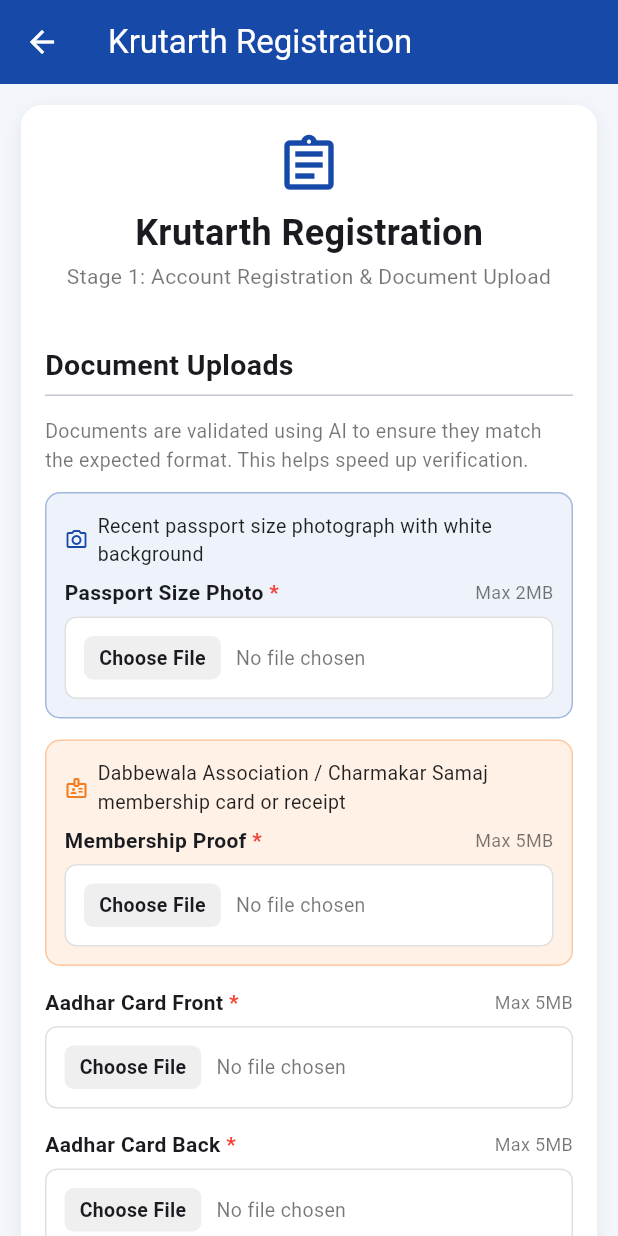
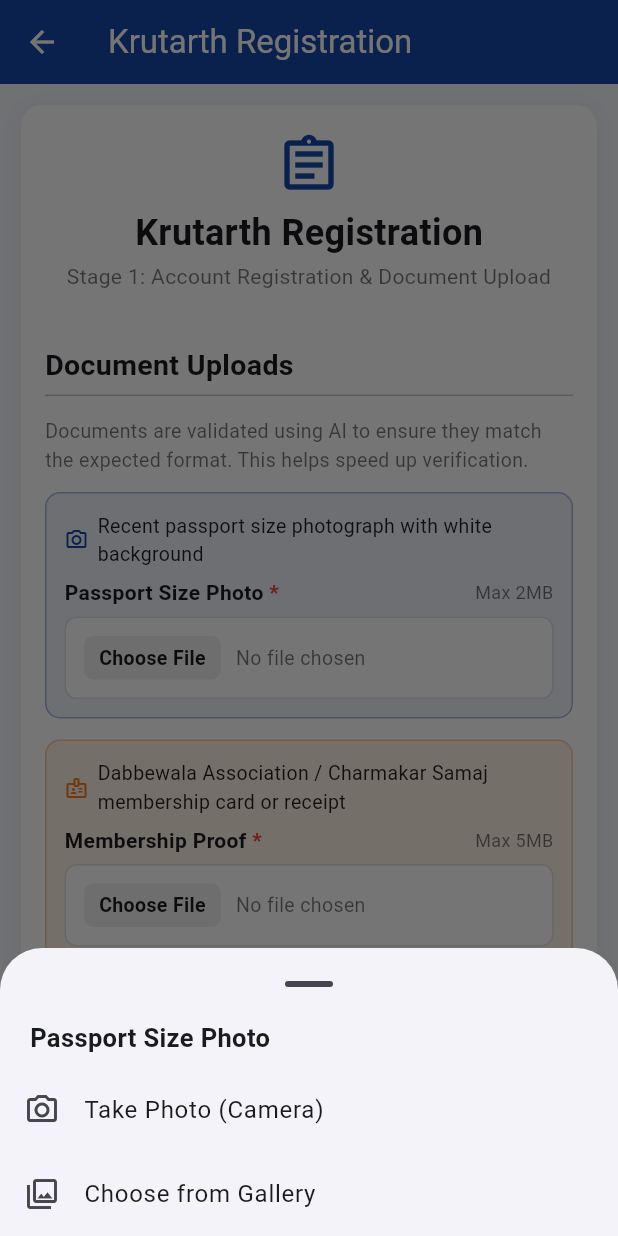
Before and after one commit to pradnyaadawade20-oss/pmay-app, a Flutter app: the ApplyScreen screen opened directly, after a tap on "Choose File", on a phone screen of 412 x 824 dp. Run offline on Flutter 3.47's test engine with Material 3 defaults, Android fonts, the phone set to English and light mode, and no system bars; our stand-ins replace file_picker, firebase_core, firebase_messaging, flutter_local_notifications, flutter_secure_storage, image_picker and 5 more; missing offline and left inert: dart:js_interop, flutter_cashfree_pg_sdk; accounts and stored records are empty; network calls fail.

Commit message:
Passport photo: camera/gallery + crop dialog; OCR father name without surname

```diff
--- a/frontend/lib/screens/apply.dart
+++ b/frontend/lib/screens/apply.dart
@@ -171,7 +171,7 @@ class _ApplyScreenState extends State<ApplyScreen> {
       );
 
   /// File picker row: label + Max size, "Choose File  No file chosen".
-  Widget _upload(String key, String label, String max, {String? note, IconData? icon, Color? tint, Color? border}) {
+  Widget _upload(String key, String label, String max, {String? note, IconData? icon, Color? tint, Color? border, bool photo = false}) {
     final path = _files[key];
     final box = Column(crossAxisAlignment: CrossAxisAlignment.start, children: [
       if (note != null)
@@ -187,7 +187,7 @@ class _ApplyScreenState extends State<ApplyScreen> {
       InkWell(
         borderRadius: BorderRadius.circular(8),
         onTap: () async {
-          final p = await pickDoc();
+          final p = photo ? await pickPassportPhoto(context) : await pickDoc();
           if (p != null) {
             setState(() => _files[key] = p);
             _autoFill(key, p);
@@ -332,7 +332,7 @@ class _ApplyScreenState extends State<ApplyScreen> {
                   child: Text('Documents are validated using AI to ensure they match the expected format. This helps speed up verification.',
                       style: TextStyle(color: Colors.black54, fontSize: 13))),
               _upload('passport_photo', 'Passport Size Photo', '2MB',
-                  note: 'Recent passport size photograph with white background', tint: const Color(0xFFEEF3FB), border: kBlue),
+                  note: 'Recent passport size photograph with white background', tint: const Color(0xFFEEF3FB), border: kBlue, photo: true),
               _upload('membership_proof', 'Membership Proof', '5MB',
                   note: 'Dabbewala Association / Charmakar Samaj membership card or receipt',
                   icon: Icons.badge_outlined,
--- a/frontend/lib/widgets.dart
+++ b/frontend/lib/widgets.dart
@@ -1,7 +1,11 @@
+import 'dart:io' show Directory, File;
+
 import 'package:file_picker/file_picker.dart';
 import 'package:flutter/foundation.dart' show kIsWeb;
 import 'package:flutter/material.dart';
+import 'package:image_picker/image_picker.dart';
 import 'api.dart';
+import 'photo_crop.dart';
 
 void toast(BuildContext c, String msg, {bool error = false}) {
   ScaffoldMessenger.of(c)
@@ -22,6 +26,58 @@ Future<String?> pickDoc() async {
     return WebFiles.put(f.name, f.bytes!);
   }
   return f.path;
+}
+
+/// Passport photo: user picks Camera or Gallery, then crops it (35:45 mm passport ratio).
+/// Returns the local path of the cropped jpg (or null if cancelled).
+Future<String?> pickPassportPhoto(BuildContext context) async {
+  final src = await showModalBottomSheet<ImageSource>(
+    context: context,
+    showDragHandle: true,
+    builder: (ctx) => SafeArea(
+      child: Column(mainAxisSize: MainAxisSize.min, children: [
+        const Padding(
+          padding: EdgeInsets.fromLTRB(20, 0, 20, 8),
+          child: Align(
+              alignment: Alignment.centerLeft,
+              child: Text('Passport Size Photo', style: TextStyle(fontSize: 17, fontWeight: FontWeight.bold))),
+        ),
+        ListTile(
+          leading: const Icon(Icons.photo_camera_outlined),
+          title: const Text('Take Photo (Camera)'),
+          onTap: () => Navigator.pop(ctx, ImageSource.camera),
+        ),
+        ListTile(
+          leading: const Icon(Icons.photo_library_outlined),
+          title: const Text('Choose from Gallery'),
+          onTap: () => Navigator.pop(ctx, ImageSource.gallery),
+        ),
+      ]),
+    ),
+  );
+  if (src == null) return null;
+  try {
+    final x = await ImagePicker().pickImage(
+        source: src,
+        maxWidth: 2000,
+        maxHeight: 2000,
+        imageQuality: 90,
+        preferredCameraDevice: CameraDevice.front);
+    if (x == null) return null;
+    final bytes = await x.readAsBytes();
+    if (!context.mounted) return null;
+    // "Crop & Adjust Image" dialog (zoom, rotate, free crop)
+    final jpg = await showCropDialog(context, bytes);
+    if (jpg == null) return null; // user cancelled
+    final name = 'passport_photo_${DateTime.now().millisecondsSinceEpoch}.jpg';
+    if (kIsWeb) return WebFiles.put(name, jpg);
+    final f = File('${Directory.systemTemp.path}/$name');
+    await f.writeAsBytes(jpg, flush: true);
+    return f.path;
+  } catch (e) {
+    if (context.mounted) toast(context, 'Could not open camera/gallery: $e', error: true);
+    return null;
+  }
 }
 
 /// Picks several jpg/png/pdf files at once and returns their local paths (empty when cancelled).
--- a/frontend/pubspec.yaml
+++ b/frontend/pubspec.yaml
@@ -13,6 +13,8 @@ dependencies:
   provider: ^6.1.2
   flutter_secure_storage: ^9.2.2
   file_picker: 8.3.7
+  image_picker: ^1.1.2
+  image: ^4.1.7
   flutter_cashfree_pg_sdk: ^2.2.10+48
   pdf: ^3.11.1
   printing: ^5.13.2
```
Also changed, not shown: frontend/lib/photo_crop.dart (added, +338 -0 lines), frontend/pubspec.lock, 3 other files.
